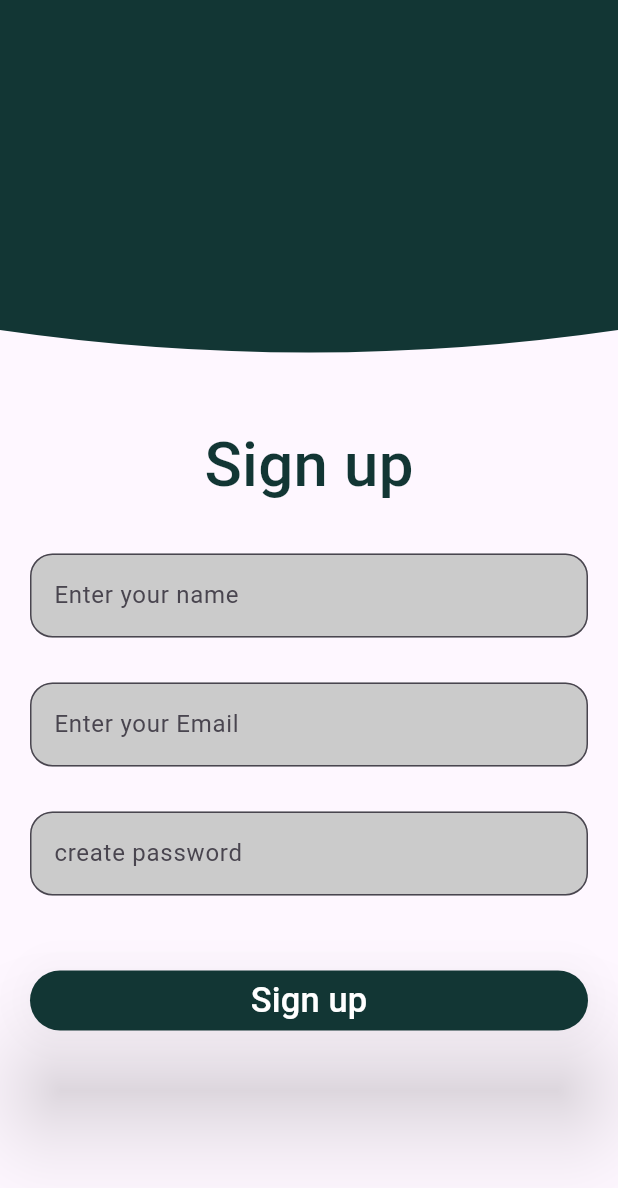
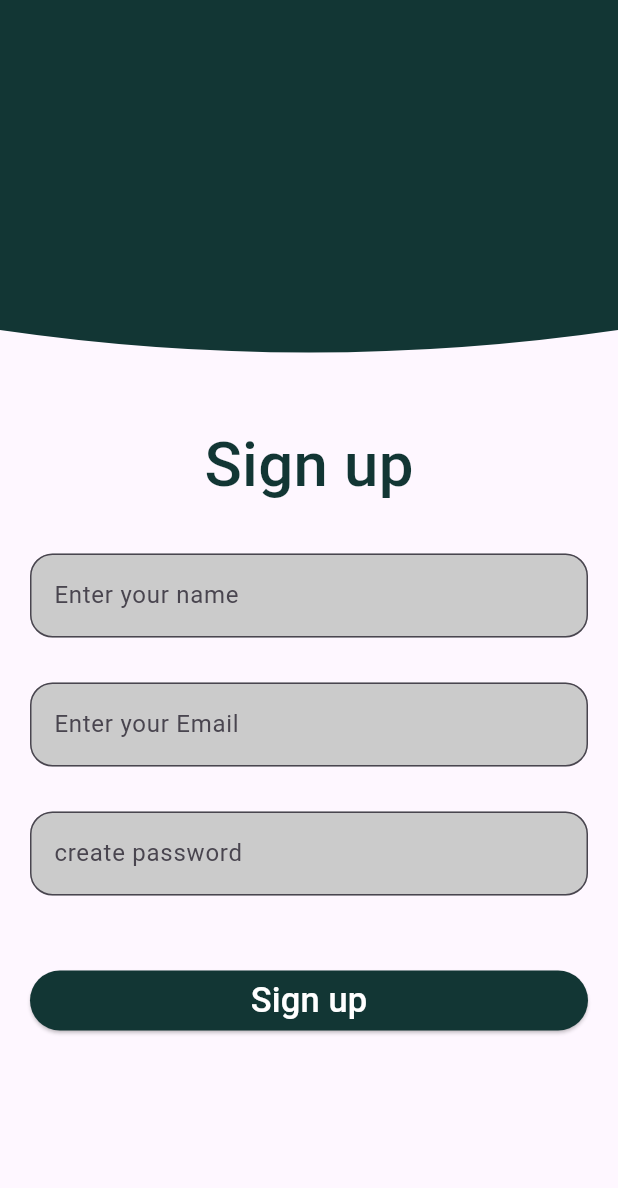
Before and after one commit to sahidvp/Fin-tracker, a Flutter app: the SignupPage screen opened directly, on a phone screen of 412 x 824 dp. Shown: the top 1188 px of the screen. Run offline on Flutter 3.47's test engine with Material 3 defaults, Android fonts, the phone set to English and light mode, and no system bars; our stand-ins replace fl_chart, hive, hive_flutter, package_info, shared_preferences, webview_flutter; missing offline and left inert: flutter_share; accounts and stored records are empty.

Commit message:
final commit befor second update

```diff
--- a/lib/screens/homepage.dart
+++ b/lib/screens/homepage.dart
@@ -1,5 +1,4 @@
 import 'package:finance_tracker/screens/addtrans/pages/addtransaction.dart';
-import 'package:finance_tracker/screens/graphicalpage.dart';
 import 'package:finance_tracker/screens/homescreen.dart';
 import 'package:finance_tracker/screens/pie_chart.dart';
 import 'package:finance_tracker/screens/profilepage.dart';
--- a/lib/screens/signuppage.dart
+++ b/lib/screens/signuppage.dart
@@ -49,7 +49,7 @@ class _SignupPageState extends State<SignupPage> {
               Text(
                 'Sign up',
                 style: TextStyle(
-                    color: Color.fromARGB(255, 18, 54, 52),
+                    color: const Color.fromARGB(255, 18, 54, 52),
                     fontSize: sh * .05,
                     fontWeight: FontWeight.w500),
               ),
@@ -147,14 +147,8 @@ class _SignupPageState extends State<SignupPage> {
                         width: double.infinity,
                         height: 40,
                         child: ElevatedButton(
-                            style: ButtonStyle(
-                                shape:
-                                    MaterialStateProperty.all<OutlinedBorder>(
-                                  const StadiumBorder(),
-                                ),
-                                elevation: const MaterialStatePropertyAll(30.0),
-                                backgroundColor:
-                                    MaterialStateProperty.all<Color>(mycolor)),
+                            style: ElevatedButton.styleFrom(
+                                backgroundColor: mycolor),
                             onPressed: () {
                               if (_formKey.currentState!.validate()) {
                                 final username = _nameController.text;
--- a/lib/screens/transactionpage.dart
+++ b/lib/screens/transactionpage.dart
@@ -159,7 +159,8 @@ class _TransactionPageState extends State<TransactionPage> {
           scrollDirection: Axis.vertical,
           itemCount: filteredTransactions.length,
           itemBuilder: (context, index) {
-            final transaction = filteredTransactions[index];
+            final transaction =
+                filteredTransactions[filteredTransactions.length - index - 1];
             return Dismissible(
               key: UniqueKey(),
               background: Container(
--- a/pubspec.yaml
+++ b/pubspec.yaml
@@ -16,7 +16,7 @@ publish_to: 'none' # Remove this line if you wish to publish to pub.dev
 # https://developer.apple.com/library/archive/documentation/General/Reference/InfoPlistKeyReference/Articles/CoreFoundationKeys.html
 # In Windows, build-name is used as the major, minor, and patch parts
 # of the product and file versions while build-number is used as the build suffix.
-version: 1.0.0+1
+version: 1.0.1+2
 
 environment:
   sdk: '>=3.0.6 <4.0.0'
```
Also changed, not shown: lib/data/utility.dart (+4 -4 lines), lib/screens/addtrans/pages/addtransaction.dart (+5 -2 lines), lib/screens/homescreen.dart (+3 -4 lines), lib/screens/loginpage.dart (+2 -7 lines), lib/screens/pie_chart.dart (+47 -8 lines).
